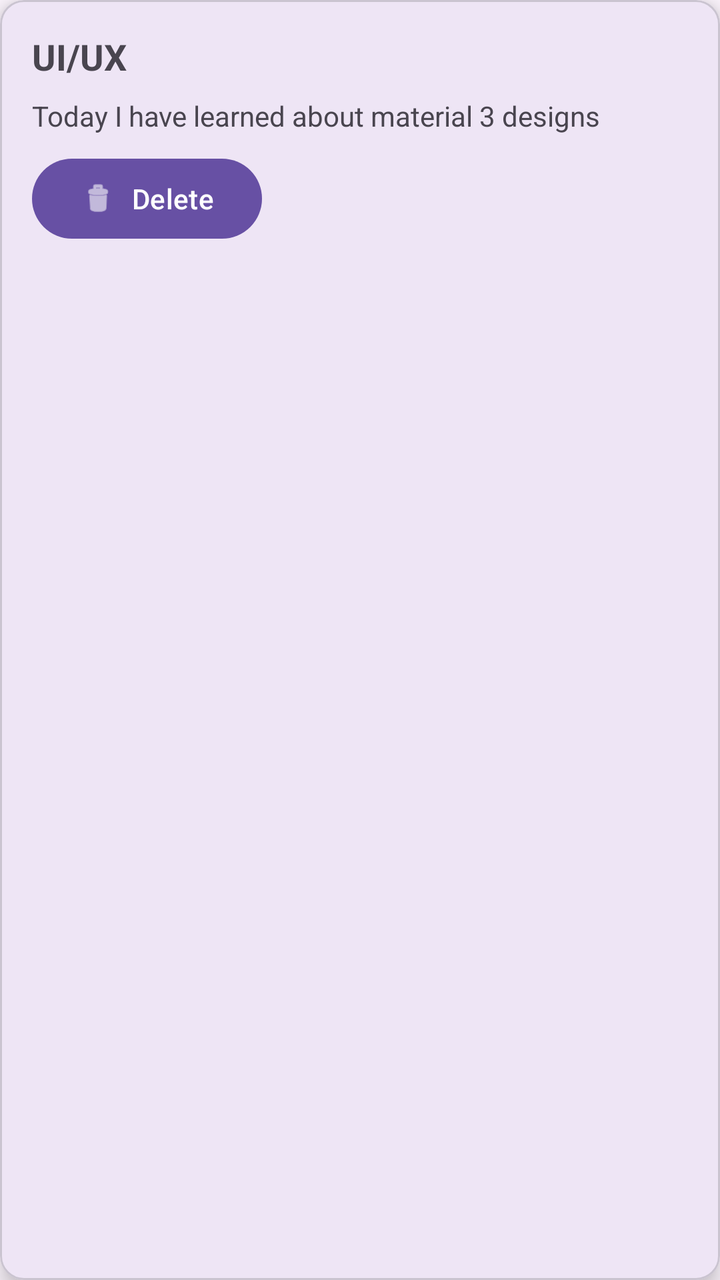
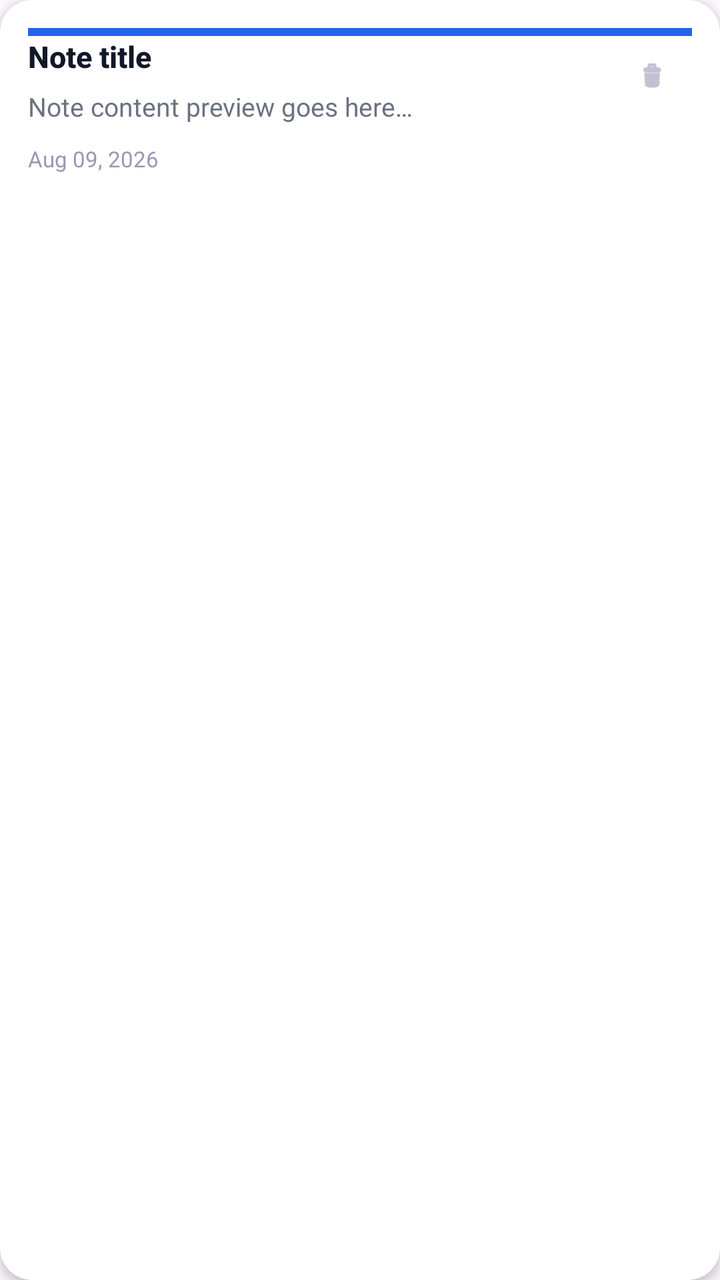

Screens rendered from an Android XML layout before and after an edit, with the pre-edit source and the edit as a unified diff.
<!-- AndroidManifest.xml: application theme Theme.NotesApp -->
<!-- res/layout/item_note.xml -->
<?xml version="1.0" encoding="utf-8"?>
<com.google.android.material.card.MaterialCardView xmlns:android="http://schemas.android.com/apk/res/android"
    android:layout_width="match_parent"
    android:layout_height="wrap_content"
    xmlns:app="http://schemas.android.com/apk/res-auto"
    android:layout_marginHorizontal="12dp"
    android:layout_marginVertical="6dp"
    app:cardCornerRadius="12dp"
    app:cardElevation="6dp">

    <androidx.appcompat.widget.LinearLayoutCompat
        android:layout_width="match_parent"
        android:layout_height="wrap_content"
        android:orientation="vertical"
        android:padding="16dp">

        <TextView
            android:id="@+id/tvTitle"
            android:layout_width="match_parent"
            android:layout_height="wrap_content"
            android:text="UI/UX"
            android:textStyle="bold"
            android:textSize="18sp"/>

        <TextView
            android:id="@+id/tvDescription"
            android:layout_width="match_parent"
            android:layout_height="wrap_content"
            android:layout_marginTop="8dp"
            android:maxLines="4"
            android:ellipsize="end"
            android:text="Today I have learned about material 3 designs"
            android:textSize="14sp"/>

        <com.google.android.material.button.MaterialButton
            android:id="@+id/deleteButton"
            android:layout_width="wrap_content"
            android:layout_height="wrap_content"
            android:layout_marginTop="8dp"
            android:text="Delete"
            android:textSize="14sp"
            app:icon="@android:drawable/ic_menu_delete"/>

    </androidx.appcompat.widget.LinearLayoutCompat>

</com.google.android.material.card.MaterialCardView>
<!-- resources referenced by this layout -->
<resources>
  <style name="Theme.NotesApp" parent="Base.Theme.NotesApp" />
  <style name="Base.Theme.NotesApp" parent="Theme.Material3.DayNight.NoActionBar">
      </style>
</resources>

<!-- the commit's change to res/layout/item_note.xml (unified diff, before → after) -->
@@ -1,46 +1,94 @@
 <?xml version="1.0" encoding="utf-8"?>
 <com.google.android.material.card.MaterialCardView xmlns:android="http://schemas.android.com/apk/res/android"
+    xmlns:app="http://schemas.android.com/apk/res-auto"
+    android:id="@+id/noteCard"
     android:layout_width="match_parent"
     android:layout_height="wrap_content"
-    xmlns:app="http://schemas.android.com/apk/res-auto"
-    android:layout_marginHorizontal="12dp"
-    android:layout_marginVertical="6dp"
-    app:cardCornerRadius="12dp"
-    app:cardElevation="6dp">
+    android:layout_margin="8dp"
+    android:clickable="true"
+    android:focusable="true"
+    app:cardBackgroundColor="@color/white"
+    app:cardCornerRadius="16dp"
+    app:cardElevation="3dp"
+    app:rippleColor="@color/primary_light"
+    app:strokeWidth="0dp">
 
-    <androidx.appcompat.widget.LinearLayoutCompat
+    <androidx.constraintlayout.widget.ConstraintLayout
         android:layout_width="match_parent"
         android:layout_height="wrap_content"
-        android:orientation="vertical"
-        android:padding="16dp">
+        android:padding="14dp">
+
+        
+        <View
+            android:id="@+id/colorAccent"
+            android:layout_width="0dp"
+            android:layout_height="4dp"
+            android:layout_marginBottom="10dp"
+            android:background="@color/primary"
+            app:layout_constraintEnd_toEndOf="parent"
+            app:layout_constraintStart_toStartOf="parent"
+            app:layout_constraintTop_toTopOf="parent" />
 
         <TextView
             android:id="@+id/tvTitle"
-            android:layout_width="match_parent"
+            android:layout_width="0dp"
             android:layout_height="wrap_content"
-            android:text="UI/UX"
+            android:ellipsize="end"
+            android:fontFamily="sans-serif-medium"
+            android:maxLines="2"
+            android:text="Note title"
+            android:textColor="@color/text_primary"
+            android:textSize="15sp"
             android:textStyle="bold"
-            android:textSize="18sp"/>
+            app:layout_constraintEnd_toStartOf="@id/deleteButton"
+            app:layout_constraintStart_toStartOf="parent"
+            app:layout_constraintTop_toBottomOf="@id/colorAccent" />
+
+        
+        <com.google.android.material.button.MaterialButton
+            android:id="@+id/deleteButton"
+            style="@style/Widget.Material3.Button.IconButton"
+            android:layout_width="40dp"
+            android:layout_height="40dp"
+            android:insetLeft="0dp"
+            android:insetTop="0dp"
+            android:insetRight="0dp"
+            android:insetBottom="0dp"
+            android:text=""
+            app:icon="@android:drawable/ic_menu_delete"
+            app:iconGravity="textStart"
+            app:iconPadding="0dp"
+            app:iconSize="16dp"
+            app:iconTint="@color/text_hint"
+            app:layout_constraintEnd_toEndOf="parent"
+            app:layout_constraintTop_toBottomOf="@id/colorAccent" />
 
         <TextView
             android:id="@+id/tvDescription"
-            android:layout_width="match_parent"
+            android:layout_width="0dp"
             android:layout_height="wrap_content"
-            android:layout_marginTop="8dp"
+            android:layout_marginTop="6dp"
+            android:ellipsize="end"
             android:maxLines="4"
-            android:ellipsize="end"
-            android:text="Today I have learned about material 3 designs"
-            android:textSize="14sp"/>
+            android:text="Note content preview goes here…"
+            android:textColor="@color/text_secondary"
+            android:textSize="13sp"
+            app:layout_constraintEnd_toEndOf="parent"
+            app:layout_constraintStart_toStartOf="parent"
+            app:layout_constraintTop_toBottomOf="@id/tvTitle" />
 
-        <com.google.android.material.button.MaterialButton
-            android:id="@+id/deleteButton"
-            android:layout_width="wrap_content"
+        <TextView
+            android:id="@+id/tvNoteDate"
+            android:layout_width="0dp"
             android:layout_height="wrap_content"
-            android:layout_marginTop="8dp"
-            android:text="Delete"
-            android:textSize="14sp"
-            app:icon="@android:drawable/ic_menu_delete"/>
+            android:layout_marginTop="10dp"
+            android:text="Aug 09, 2026"
+            android:textColor="@color/text_hint"
+            android:textSize="11sp"
+            app:layout_constraintEnd_toEndOf="parent"
+            app:layout_constraintStart_toStartOf="parent"
+            app:layout_constraintTop_toBottomOf="@id/tvDescription" />
 
-    </androidx.appcompat.widget.LinearLayoutCompat>
+    </androidx.constraintlayout.widget.ConstraintLayout>
 
 </com.google.android.material.card.MaterialCardView>
<!-- resource entries referenced after the edit -->
@@ -1,5 +1,11 @@
 <!-- resources referenced by this layout -->
 <resources>
+  <color name="primary">#2563EB</color>
+  <color name="primary_light">#8B7FFF</color>
+  <color name="text_hint">#9A97B5</color>
+  <color name="text_primary">#111827</color>
+  <color name="text_secondary">#6B7280</color>
+  <color name="white">#FFFFFF</color>
   <style name="Theme.NotesApp" parent="Base.Theme.NotesApp" />
   <style name="Base.Theme.NotesApp" parent="Theme.Material3.DayNight.NoActionBar">
       </style>
